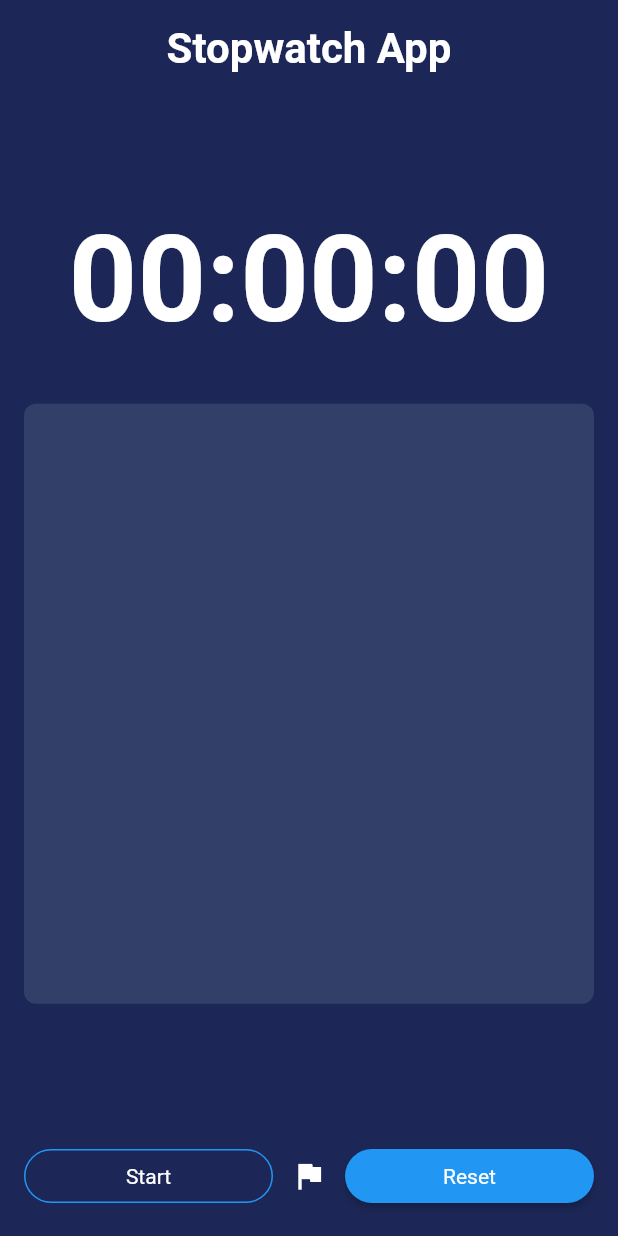
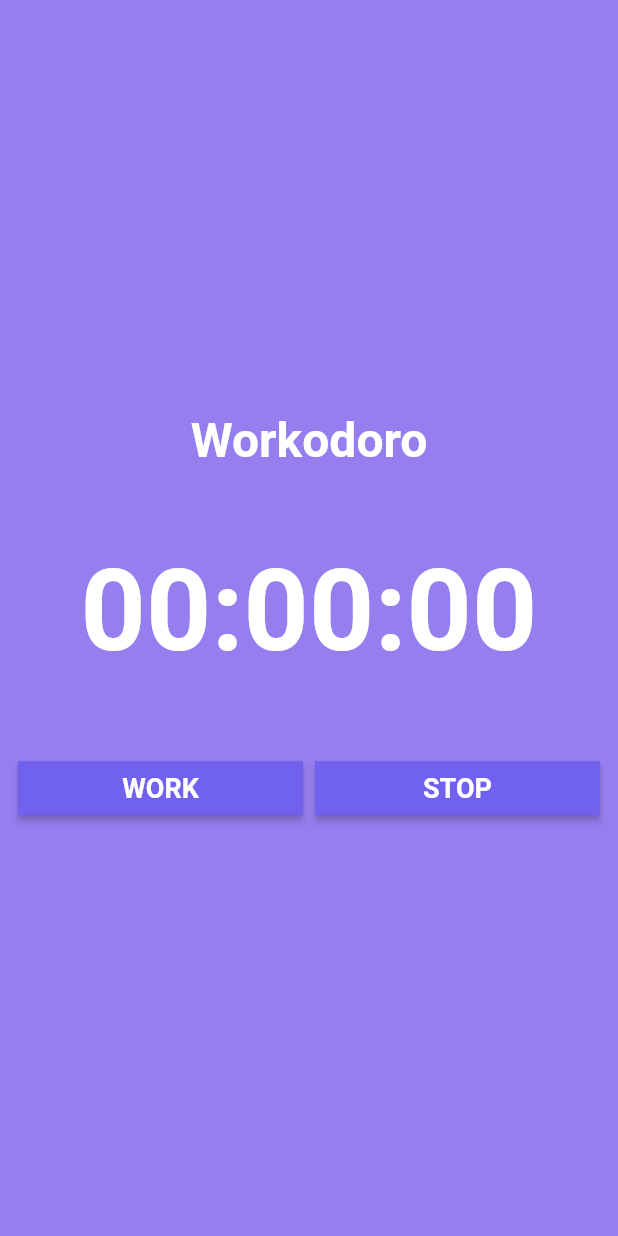
Before and after one commit to iafs32/workodoro, a Flutter app: the screen it shows after launch, on a phone screen of 412 x 824 dp. Run offline on Flutter 3.47's test engine with Material 2 defaults, Android fonts, the phone set to English and light mode, and no system bars.

Commit message:
Diseño base de la aplicación

```diff
--- a/lib/main.dart
+++ b/lib/main.dart
@@ -1,6 +1,7 @@
 import 'dart:async';
 
 import 'package:flutter/material.dart';
+import 'package:workodoro/page/timer_page.dart';
 
 void main() {
   runApp(const MyApp());
@@ -17,7 +18,7 @@ class MyApp extends StatelessWidget {
       theme: ThemeData(
         primarySwatch: Colors.blue,
       ),
-      home: const HomeApp(),
+      home: const TimerPage(),
     );
   }
 }
@@ -71,7 +72,7 @@ class _HomeAppState extends State<HomeApp> {
   // Start timer function
   void start() {
     started = true;
-    timer = Timer.periodic(Duration(seconds: 1), (timer) {
+    timer = Timer.periodic(const Duration(seconds: 1), (timer) {
       int localSeconds = seconds + 1;
       int localMinutes = minutes;
       int localHours = hours;
@@ -107,7 +108,7 @@ class _HomeAppState extends State<HomeApp> {
             mainAxisAlignment: MainAxisAlignment.spaceBetween,
             crossAxisAlignment: CrossAxisAlignment.center,
             children: [
-              Center(
+              const Center(
                 child: Text(
                   'Stopwatch App',
                   style: TextStyle(
@@ -116,13 +117,13 @@ class _HomeAppState extends State<HomeApp> {
                       fontWeight: FontWeight.bold),
                 ),
               ),
-              SizedBox(
+              const SizedBox(
                 height: 20.0,
               ),
               Center(
                 child: Text(
                   '$digitHours:$digitMinutes:$digitSeconds',
-                  style: TextStyle(
+                  style: const TextStyle(
                     color: Colors.white,
                     fontSize: 80.0,
                     fontWeight: FontWeight.w600,
@@ -132,7 +133,7 @@ class _HomeAppState extends State<HomeApp> {
               Container(
                 height: 400.0,
                 decoration: BoxDecoration(
-                  color: Color(0xFF323F68),
+                  color: const Color(0xFF323F68),
                   borderRadius: BorderRadius.circular(8),
                 ),
                 child: ListView.builder(
@@ -145,14 +146,14 @@ class _HomeAppState extends State<HomeApp> {
                         children: [
                           Text(
                             'Lap n°${index + 1}',
-                            style: TextStyle(
+                            style: const TextStyle(
                               color: Colors.white,
                               fontSize: 16.0,
                             ),
                           ),
                           Text(
                             '${laps[index]}',
-                            style: TextStyle(
+                            style: const TextStyle(
                               color: Colors.white,
                               fontSize: 16.0,
                             ),
@@ -163,7 +164,7 @@ class _HomeAppState extends State<HomeApp> {
                   }),
                 ),
               ),
-              SizedBox(
+              const SizedBox(
                 height: 20.0,
               ),
               Row(
@@ -178,7 +179,7 @@ class _HomeAppState extends State<HomeApp> {
                           side: BorderSide(color: Colors.blue)),
                       child: Text(
                         (!started) ? 'Start' : 'Pause',
-                        style: TextStyle(color: Colors.white),
+                        style: const TextStyle(color: Colors.white),
                       ),
                     ),
                   ),
@@ -187,7 +188,7 @@ class _HomeAppState extends State<HomeApp> {
                     onPressed: () {
                       addLaps();
                     },
-                    icon: Icon(
+                    icon: const Icon(
                       Icons.flag,
                     ),
                   ),
@@ -199,7 +200,7 @@ class _HomeAppState extends State<HomeApp> {
                       },
                       fillColor: Colors.blue,
                       shape: const StadiumBorder(),
-                      child: Text(
+                      child: const Text(
                         'Reset',
                         style: TextStyle(color: Colors.white),
                       ),
--- a/lib/page/countdown_page.dart
+++ b/lib/page/countdown_page.dart
@@ -1,7 +1,6 @@
 import 'dart:async';
 
 import 'package:flutter/material.dart';
-import 'package:workodoro/widget/gradient_widget.dart';
 
 class CountdownPage extends StatefulWidget {
   const CountdownPage({super.key});
--- /dev/null
+++ b/lib/page/timer_page.dart
@@ -0,0 +1,102 @@
+import 'dart:async';
+import 'package:flutter/material.dart';
+
+class TimerPage extends StatefulWidget {
+  const TimerPage({super.key});
+
+  @override
+  State<TimerPage> createState() => _TimerPageState();
+}
+
+class _TimerPageState extends State<TimerPage> {
+  Duration duration = const Duration();
+
+  bool isStarted = false;
+
+  @override
+  Widget build(BuildContext context) {
+    return Scaffold(
+      backgroundColor: const Color(0xff957fef),
+      body: SafeArea(
+        child: Padding(
+          padding: const EdgeInsets.all(12),
+          child: Column(
+            mainAxisAlignment: MainAxisAlignment.center,
+            crossAxisAlignment: CrossAxisAlignment.center,
+            children: [
+              const Center(
+                child: Text(
+                  'Workodoro',
+                  style: TextStyle(
+                    color: Colors.white,
+                    fontSize: 32,
+                    fontWeight: FontWeight.bold,
+                  ),
+                ),
+              ),
+              const SizedBox(
+                height: 50,
+              ),
+              buildTime(),
+              const SizedBox(
+                height: 50,
+              ),
+              Row(
+                mainAxisAlignment: MainAxisAlignment.spaceBetween,
+                children: [
+                  Expanded(
+                    child: RawMaterialButton(
+                      onPressed: (() {}),
+                      fillColor: const Color(0xff7161EF),
+                      shape: const RoundedRectangleBorder(),
+                      child: const Text(
+                        'WORK',
+                        style: TextStyle(
+                          color: Colors.white,
+                          fontSize: 18,
+                          fontWeight: FontWeight.bold,
+                        ),
+                      ),
+                    ),
+                  ),
+                  const SizedBox(width: 8),
+                  Expanded(
+                    child: RawMaterialButton(
+                      onPressed: (() {}),
+                      fillColor: const Color(0xff7161EF),
+                      shape: const RoundedRectangleBorder(),
+                      child: const Text(
+                        'STOP',
+                        style: TextStyle(
+                          color: Colors.white,
+                          fontSize: 18,
+                          fontWeight: FontWeight.bold,
+                        ),
+                      ),
+                    ),
+                  ),
+                ],
+              )
+            ],
+          ),
+        ),
+      ),
+    );
+  }
+
+  Widget buildTime() {
+    String twoDigits(int n) => n.toString().padLeft(2, '0');
+    final hours = twoDigits(duration.inHours);
+    final minutes = twoDigits(duration.inMinutes);
+    final seconds = twoDigits(duration.inSeconds);
+
+    return Text(
+      '$hours:$minutes:$seconds',
+      style: const TextStyle(
+        color: Colors.white,
+        fontSize: 76,
+        fontWeight: FontWeight.bold,
+      ),
+    );
+  }
+}
```
